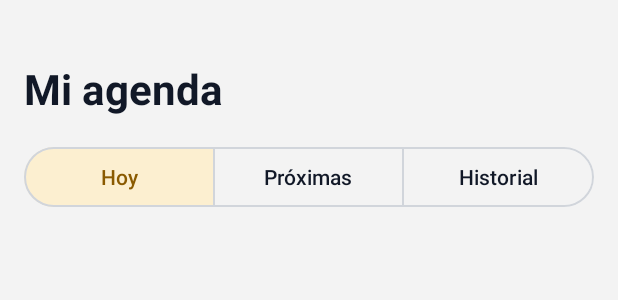
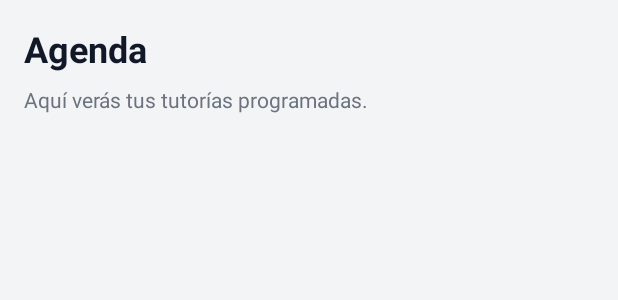
Before and after one commit to MikelRomero06/TutoriaBecadosUNICAHMovil2, an Android app: the layout fragment_tutor_agenda.xml on its own in the app's theme, with its tools: preview values and no code run, on a phone screen of 412 x 824 dp. Shown: the top 300 px of the screen. Run offline under Robolectric (Android 15) with nearby library versions, the phone set to English and light mode, and no system bars; network calls fail.

Commit message:
nav_tutor con bottom nav (Agenda, Horarios, Perfil), fragments base con ViewBinding, redirigir al rol tutor después del login

```diff
--- a/app/src/main/java/com/example/tutoriamovil2/Login/LoginFragment.kt
+++ b/app/src/main/java/com/example/tutoriamovil2/Login/LoginFragment.kt
@@ -11,6 +11,7 @@ import androidx.fragment.app.viewModels
 import androidx.navigation.fragment.findNavController
 import com.example.tutoriamovil2.Estudiante.Estudiante
 import com.example.tutoriamovil2.R
+import com.example.tutoriamovil2.Tutor.Tutor
 import com.example.tutoriamovil2.databinding.FragmentLoginBinding
 import com.example.tutoriamovil2.red.dto.UsuarioDto
 
@@ -73,7 +74,9 @@ class LoginFragment : Fragment() {
             Toast.LENGTH_SHORT,
         ).show()
 
-        startActivity(Intent(requireContext(), Estudiante::class.java))
+        val destino = if (usuario.rol.equals("tutor", ignoreCase = true)) Tutor::class.java
+        else Estudiante::class.java
+        startActivity(Intent(requireContext(), destino))
         requireActivity().finish()
     }
 
--- /dev/null
+++ b/app/src/main/java/com/example/tutoriamovil2/Tutor/TutorAgendaFragment.kt
@@ -0,0 +1,6 @@
+package com.example.tutoriamovil2.Tutor
+
+import com.example.tutoriamovil2.base.BaseFragment
+import com.example.tutoriamovil2.databinding.FragmentTutorAgendaBinding
+
+class TutorAgendaFragment : BaseFragment<FragmentTutorAgendaBinding>(FragmentTutorAgendaBinding::inflate)
--- /dev/null
+++ b/app/src/main/java/com/example/tutoriamovil2/Tutor/TutorHorariosFragment.kt
@@ -0,0 +1,6 @@
+package com.example.tutoriamovil2.Tutor
+
+import com.example.tutoriamovil2.base.BaseFragment
+import com.example.tutoriamovil2.databinding.FragmentTutorHorariosBinding
+
+class TutorHorariosFragment : BaseFragment<FragmentTutorHorariosBinding>(FragmentTutorHorariosBinding::inflate)
--- /dev/null
+++ b/app/src/main/res/drawable/sel_nav_horarios.xml
@@ -0,0 +1,5 @@
+<?xml version="1.0" encoding="utf-8"?>
+<selector xmlns:android="http://schemas.android.com/apk/res/android">
+    <item android:drawable="@drawable/ic_nav_horarios_lleno" android:state_checked="true" />
+    <item android:drawable="@drawable/ic_nav_horarios" />
+</selector>
--- a/app/src/main/res/layout/fragment_tutor_agenda.xml
+++ b/app/src/main/res/layout/fragment_tutor_agenda.xml
@@ -1,59 +1,23 @@
 <?xml version="1.0" encoding="utf-8"?>
 <LinearLayout xmlns:android="http://schemas.android.com/apk/res/android"
-    xmlns:app="http://schemas.android.com/apk/res-auto"
     android:layout_width="match_parent"
     android:layout_height="match_parent"
-    android:background="#F3F3F3"
+    android:background="@color/background"
     android:orientation="vertical"
     android:padding="16dp">
 
     <TextView
-        android:layout_width="wrap_content"
+        android:layout_width="match_parent"
         android:layout_height="wrap_content"
-        android:layout_marginTop="24dp"
-        android:text="Mi agenda"
-        android:textColor="#111827"
-        android:textSize="28sp"
+        android:text="Agenda"
+        android:textColor="@color/ink"
+        android:textSize="24sp"
         android:textStyle="bold" />
 
-    <com.google.android.material.button.MaterialButtonToggleGroup
-        android:id="@+id/toggleAgenda"
+    <TextView
         android:layout_width="match_parent"
         android:layout_height="wrap_content"
-        android:layout_marginTop="16dp"
-        app:checkedButton="@id/btnHoy"
-        app:selectionRequired="true"
-        app:singleSelection="true">
-
-        <com.google.android.material.button.MaterialButton
-            android:id="@+id/btnHoy"
-            style="?attr/materialButtonOutlinedStyle"
-            android:layout_width="0dp"
-            android:layout_height="wrap_content"
-            android:layout_weight="1"
-            android:text="Hoy" />
-
-        <com.google.android.material.button.MaterialButton
-            android:id="@+id/btnProximas"
-            style="?attr/materialButtonOutlinedStyle"
-            android:layout_width="0dp"
-            android:layout_height="wrap_content"
-            android:layout_weight="1"
-            android:text="Próximas" />
-
-        <com.google.android.material.button.MaterialButton
-            android:id="@+id/btnHistorial"
-            style="?attr/materialButtonOutlinedStyle"
-            android:layout_width="0dp"
-            android:layout_height="wrap_content"
-            android:layout_weight="1"
-            android:text="Historial" />
-    </com.google.android.material.button.MaterialButtonToggleGroup>
-
-    <androidx.recyclerview.widget.RecyclerView
-        android:id="@+id/rvAgenda"
-        android:layout_width="match_parent"
-        android:layout_height="0dp"
-        android:layout_marginTop="16dp"
-        android:layout_weight="1" />
+        android:layout_marginTop="8dp"
+        android:text="Aquí verás tus tutorías programadas."
+        android:textColor="@color/neutro_gris" />
 </LinearLayout>
```
Also changed, not shown: app/src/main/java/com/example/tutoriamovil2/Tutor/Tutor.kt (+30 -0 lines), app/src/main/java/com/example/tutoriamovil2/Tutor/TutorPerfilFragment.kt (added, +53 -0 lines), app/src/main/java/com/example/tutoriamovil2/Tutor/TutorPerfilViewModel.kt (added, +49 -0 lines), app/src/main/java/com/example/tutoriamovil2/base/BaseFragment.kt (added, +33 -0 lines), app/src/main/res/drawable/ic_nav_horarios.xml (added, +10 -0 lines), app/src/main/res/drawable/ic_nav_horarios_lleno.xml (added, +10 -0 lines), app/src/main/res/layout/activity_tutor.xml (+5 -5 lines), app/src/main/res/layout/fragment_tutor_horarios.xml (added, +23 -0 lines), app/src/main/res/layout/fragment_tutor_perfil.xml (added, +58 -0 lines), app/src/main/res/menu/menu_nav_tutor.xml (added, +15 -0 lines), app/src/main/res/navigation/nav_tutor.xml (+7 -15 lines).
